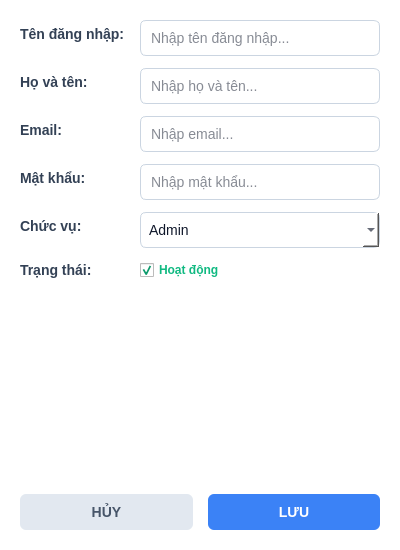
First picture: the form in src/gui/user_dialog.ui, repository letrankhang/Supermarket_Manager, before the edit.
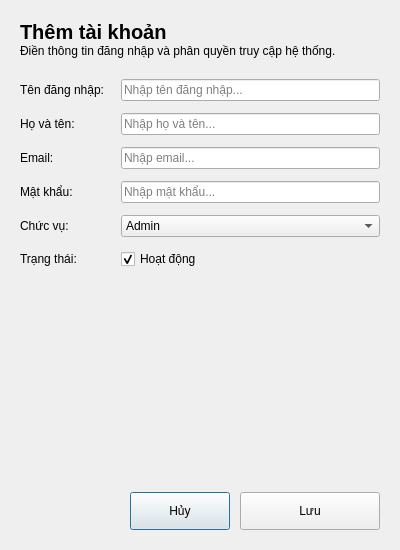
Second picture: the form after the edit. Icons and pictures are not drawn.

Commit message: style: optimize UI theme

Diff of the .ui file:
```diff
--- a/src/gui/user_dialog.ui
+++ b/src/gui/user_dialog.ui
@@ -14,58 +14,507 @@
    <string>Thêm tài khoản</string>
   </property>
   <property name="styleSheet">
-   <string>/* QSS gốc từ RetailPro ERP */
-QDialog {
+   <string notr="true">QDialog#UserDialog {
     background-color: #ffffff;
+    color: #0f172a;
+    font-family: &quot;Segoe UI&quot;, Arial, sans-serif;
 }
-
+QWidget {
+    font-family: &quot;Segoe UI&quot;, Arial, sans-serif;
+}
 QLabel {
-    font-weight: bold;
-    color: #334155;
-    font-size: 14px;
+    background-color: transparent;
+    border: none;
+    color: #0f172a;
 }
 
-QLineEdit, QComboBox {
+QLineEdit,
+QComboBox,
+QDateEdit,
+QSpinBox,
+QDoubleSpinBox {
     background-color: #ffffff;
+    border: 1px solid #e2e8f0;
+    border-radius: 8px;
+    padding: 0px 12px;
+    min-height: 38px;
+    font-size: 13px;
+    color: #0f172a;
+    selection-background-color: #1d4ed8;
+    selection-color: #ffffff;
+}
+QTextEdit {
+    background-color: #ffffff;
+    border: 1px solid #e2e8f0;
+    border-radius: 8px;
+    padding: 8px 10px;
+    font-size: 13px;
+    color: #0f172a;
+    selection-background-color: #1d4ed8;
+    selection-color: #ffffff;
+}
+QLineEdit:hover,
+QComboBox:hover,
+QDateEdit:hover,
+QSpinBox:hover,
+QDoubleSpinBox:hover,
+QTextEdit:hover {
     border: 1px solid #cbd5e1;
-    border-radius: 6px;
-    padding: 8px;
-    font-size: 14px;
-    color: #0f172a;
 }
-
-QLineEdit:focus, QComboBox:focus {
-    border: 1px solid #3b82f6;
+QLineEdit:focus,
+QComboBox:focus,
+QDateEdit:focus,
+QSpinBox:focus,
+QDoubleSpinBox:focus,
+QTextEdit:focus {
+    border: 1px solid #1d4ed8;
 }
-
-QLineEdit:disabled {
+QLineEdit:disabled,
+QComboBox:disabled,
+QDateEdit:disabled,
+QSpinBox:disabled,
+QDoubleSpinBox:disabled {
+    background-color: #f8fafc;
+    color: #94a3b8;
+}
+QComboBox::drop-down {
+    subcontrol-origin: padding;
+    subcontrol-position: center right;
+    border: none;
+    background-color: transparent;
+    width: 26px;
+}
+QComboBox::down-arrow {
+    image: url(assets/images/chevron-down.png);
+    width: 10px;
+    height: 10px;
+}
+QComboBox::down-arrow:on {
+    image: url(assets/images/chevron-up.png);
+}
+QComboBox QAbstractItemView {
+    background-color: #ffffff;
+    border: 1px solid #e2e8f0;
+    border-radius: 8px;
+    padding: 4px;
+    outline: none;
+    selection-background-color: #eff6ff;
+    selection-color: #1d4ed8;
+}
+QSpinBox::up-button,
+QSpinBox::down-button,
+QDoubleSpinBox::up-button,
+QDoubleSpinBox::down-button,
+QDateEdit::up-button,
+QDateEdit::down-button {
+    subcontrol-origin: border;
+    width: 20px;
+    border: none;
+    background-color: transparent;
+}
+QSpinBox::up-button,
+QDoubleSpinBox::up-button,
+QDateEdit::up-button {
+    subcontrol-position: top right;
+}
+QSpinBox::down-button,
+QDoubleSpinBox::down-button,
+QDateEdit::down-button {
+    subcontrol-position: bottom right;
+}
+QSpinBox::up-button:hover,
+QSpinBox::down-button:hover,
+QDoubleSpinBox::up-button:hover,
+QDoubleSpinBox::down-button:hover,
+QDateEdit::up-button:hover,
+QDateEdit::down-button:hover {
     background-color: #f1f5f9;
-    color: #64748b;
+}
+QSpinBox::up-arrow,
+QDoubleSpinBox::up-arrow,
+QDateEdit::up-arrow {
+    image: url(assets/images/chevron-up.png);
+    width: 9px;
+    height: 9px;
+}
+QSpinBox::down-arrow,
+QDoubleSpinBox::down-arrow,
+QDateEdit::down-arrow {
+    image: url(assets/images/chevron-down.png);
+    width: 9px;
+    height: 9px;
+}
+QCheckBox {
+    background-color: transparent;
+    color: #334155;
+    font-size: 13px;
+    font-weight: bold;
+    spacing: 8px;
+}
+QCheckBox::indicator {
+    width: 16px;
+    height: 16px;
+    border: 1px solid #cbd5e1;
+    border-radius: 4px;
+    background-color: #ffffff;
+}
+QCheckBox::indicator:hover {
+    border: 1px solid #1d4ed8;
+}
+QCheckBox::indicator:checked {
+    background-color: #1d4ed8;
+    border: 1px solid #1d4ed8;
 }
 
 QPushButton {
+    background-color: #ffffff;
+    color: #64748b;
+    border: 1px solid #e2e8f0;
+    border-radius: 8px;
+    padding: 0px 16px;
+    min-height: 38px;
+    font-size: 12px;
     font-weight: bold;
+}
+QPushButton:hover {
+    background-color: #eff6ff;
+    color: #1d4ed8;
+    border: 1px solid #1d4ed8;
+}
+QPushButton:pressed {
+    background-color: #dbeafe;
+}
+QPushButton:disabled {
+    background-color: #f8fafc;
+    color: #cbd5e1;
+    border: 1px solid #e2e8f0;
+}
+QPushButton#RowActionButton {
+    background-color: transparent;
+    border: none;
     border-radius: 6px;
-    padding: 10px;
-    font-size: 14px;
+    padding: 0px;
+    min-width: 28px;
+    max-width: 28px;
+    min-height: 28px;
+    max-height: 28px;
+}
+QPushButton#RowActionButton:hover {
+    background-color: #eff6ff;
+}
+QPushButton#RowActionButton:pressed {
+    background-color: #dbeafe;
+}
+
+QTableWidget {
+    background-color: transparent;
+    border: none;
+    gridline-color: #f1f5f9;
+    font-size: 13px;
+    color: #334155;
+    outline: none;
+}
+QTableWidget::item {
+    padding: 8px;
+    border-bottom: 1px solid #f1f5f9;
+}
+QTableWidget::item:selected {
+    background-color: #eff6ff;
+    color: #1d4ed8;
+}
+QHeaderView {
+    background-color: #f8fafc;
+    border: none;
+    border-bottom: 1px solid #e2e8f0;
+}
+QHeaderView::section {
+    background-color: #f8fafc;
+    color: #64748b;
+    font-size: 11px;
+    font-weight: 700;
+    padding: 10px 8px;
+    border: none;
+    border-bottom: 1px solid #e2e8f0;
+}
+QTableCornerButton::section {
+    background-color: #f8fafc;
+    border: none;
+}
+
+QLabel[badge=&quot;info&quot;] {
+    background-color: #dbeafe;
+    color: #1d4ed8;
+    border-radius: 6px;
+    padding: 3px 10px;
+    font-size: 11px;
+    font-weight: 700;
+}
+QLabel[badge=&quot;success&quot;] {
+    background-color: #d1fae5;
+    color: #059669;
+    border-radius: 6px;
+    padding: 3px 10px;
+    font-size: 11px;
+    font-weight: 700;
+}
+QLabel[badge=&quot;warning&quot;] {
+    background-color: #ffedd5;
+    color: #ea580c;
+    border-radius: 6px;
+    padding: 3px 10px;
+    font-size: 11px;
+    font-weight: 700;
+}
+QLabel[badge=&quot;danger&quot;] {
+    background-color: #fee2e2;
+    color: #dc2626;
+    border-radius: 6px;
+    padding: 3px 10px;
+    font-size: 11px;
+    font-weight: 700;
+}
+QLabel[badge=&quot;neutral&quot;] {
+    background-color: #e2e8f0;
+    color: #64748b;
+    border-radius: 6px;
+    padding: 3px 10px;
+    font-size: 11px;
+    font-weight: 700;
+}
+QLabel[badge=&quot;violet&quot;] {
+    background-color: #ede9fe;
+    color: #6d28d9;
+    border-radius: 6px;
+    padding: 3px 10px;
+    font-size: 11px;
+    font-weight: 700;
+}
+QLabel[trend=&quot;up&quot;] {
+    background-color: #ecfdf5;
+    color: #059669;
+    border-radius: 4px;
+    padding: 2px 6px;
+    font-size: 11px;
+    font-weight: 700;
+}
+QLabel[trend=&quot;down&quot;] {
+    background-color: #fef2f2;
+    color: #dc2626;
+    border-radius: 4px;
+    padding: 2px 6px;
+    font-size: 11px;
+    font-weight: 700;
+}
+QLabel[trend=&quot;flat&quot;] {
+    background-color: #f1f5f9;
+    color: #64748b;
+    border-radius: 4px;
+    padding: 2px 6px;
+    font-size: 11px;
+    font-weight: 700;
+}
+QLabel[state=&quot;up&quot;] {
+    color: #10b981;
+    font-weight: bold;
+}
+QLabel[state=&quot;down&quot;] {
+    color: #ef4444;
+    font-weight: bold;
+}
+QLabel[state=&quot;flat&quot;] {
+    color: #64748b;
+    font-weight: bold;
+}
+QLabel[state=&quot;warning&quot;] {
+    color: #eab308;
+    font-weight: bold;
+}
+QLabel[state=&quot;safe&quot;] {
+    color: #10b981;
+}
+
+QScrollArea {
+    background-color: transparent;
+    border: none;
+}
+QScrollArea &gt; QWidget &gt; QWidget {
+    background-color: transparent;
+}
+QAbstractScrollArea::viewport {
+    background-color: transparent;
+}
+QScrollBar:vertical {
+    background-color: transparent;
+    width: 10px;
+    margin: 0px;
+    border: none;
+}
+QScrollBar::handle:vertical {
+    background-color: #cbd5e1;
+    min-height: 35px;
+    border-radius: 5px;
+}
+QScrollBar::handle:vertical:hover {
+    background-color: #94a3b8;
+}
+QScrollBar::handle:vertical:pressed {
+    background-color: #64748b;
+}
+QScrollBar::add-line:vertical,
+QScrollBar::sub-line:vertical {
+    height: 0px;
+    width: 0px;
+    background: transparent;
+    border: none;
+}
+QScrollBar::up-arrow:vertical,
+QScrollBar::down-arrow:vertical {
+    width: 0px;
+    height: 0px;
+    background: transparent;
+    border: none;
+}
+QScrollBar::add-page:vertical,
+QScrollBar::sub-page:vertical {
+    background: transparent;
+}
+QScrollBar:horizontal {
+    background-color: transparent;
+    height: 10px;
+    margin: 0px;
+    border: none;
+}
+QScrollBar::handle:horizontal {
+    background-color: #cbd5e1;
+    min-width: 35px;
+    border-radius: 5px;
+}
+QScrollBar::handle:horizontal:hover {
+    background-color: #94a3b8;
+}
+QScrollBar::handle:horizontal:pressed {
+    background-color: #64748b;
+}
+QScrollBar::add-line:horizontal,
+QScrollBar::sub-line:horizontal {
+    width: 0px;
+    height: 0px;
+    background: transparent;
+    border: none;
+}
+QScrollBar::left-arrow:horizontal,
+QScrollBar::right-arrow:horizontal {
+    width: 0px;
+    height: 0px;
+    background: transparent;
+    border: none;
+}
+QScrollBar::add-page:horizontal,
+QScrollBar::sub-page:horizontal {
+    background: transparent;
+}
+
+QMenu {
+    background-color: #ffffff;
+    border: 1px solid #e2e8f0;
+    border-radius: 8px;
+    padding: 6px;
+}
+QMenu::item {
+    background-color: transparent;
+    color: #334155;
+    border-radius: 6px;
+    padding: 7px 18px;
+    font-size: 13px;
+}
+QMenu::item:selected {
+    background-color: #eff6ff;
+    color: #1d4ed8;
+}
+QMenu::separator {
+    height: 1px;
+    background-color: #e2e8f0;
+    margin: 6px 4px;
+}
+
+QLabel#lblHeaderTitle {
+    color: #0f172a;
+    padding: 0px;
+    margin: 0px;
+}
+
+QLabel#lblHeaderSubtitle {
+    color: #6b7280;
+    font-size: 12px;
+    font-weight: normal;
+    margin-top: 4px;
+}
+
+QLabel#lblUsername,
+QLabel#lblFullName,
+QLabel#lblEmail,
+QLabel#lblPassword,
+QLabel#lblRole,
+QLabel#lblStatus {
+    color: #64748b;
+    font-size: 12px;
+    font-weight: 600;
+}
+
+/* O tich trang thai: hinh tron, tich vao thi ca o lan chu deu xanh la */
+QCheckBox#chkStatus {
+    color: #64748b;
+    font-size: 13px;
+    font-weight: 600;
+    spacing: 8px;
+}
+QCheckBox#chkStatus::indicator {
+    width: 18px;
+    height: 18px;
+    border: 1px solid #cbd5e1;
+    border-radius: 9px;
+    background-color: #ffffff;
+}
+QCheckBox#chkStatus::indicator:hover {
+    border: 1px solid #059669;
+}
+QCheckBox#chkStatus::indicator:checked {
+    background-color: #059669;
+    border: 1px solid #059669;
+    image: url(assets/images/check-white.png);
+}
+QCheckBox#chkStatus:checked {
+    color: #059669;
+}
+QCheckBox#chkStatus:!checked {
+    color: #dc2626;
 }
 
 QPushButton#btnSave {
-    background-color: #3b82f6;
-    color: white;
+    background-color: #1d4ed8;
+    color: #ffffff;
+    border: none;
+    border-radius: 8px;
+    padding: 0px 20px;
+    min-height: 38px;
+    font-size: 13px;
+    font-weight: 700;
 }
-QPushButton#btnSave:hover { background-color: #2563eb; }
-
-QPushButton#btnCancel {
-    background-color: #e2e8f0;
-    color: #475569;
+QPushButton#btnSave:hover {
+    background-color: #1e3a8a;
 }
-QPushButton#btnCancel:hover { background-color: #cbd5e1; }
+QPushButton#btnSave:pressed {
+    background-color: #1e40af;
+}
+QPushButton#btnSave:disabled {
+    background-color: #cbd5e1;
+    color: #f8fafc;
+}
 </string>
   </property>
   <layout class="QVBoxLayout" name="verticalLayout">
    <property name="spacing">
-    <number>15</number>
+    <number>16</number>
    </property>
    <property name="leftMargin">
     <number>20</number>
@@ -79,8 +528,48 @@
    <property name="bottomMargin">
     <number>20</number>
    </property>
+   <item>
+    <layout class="QHBoxLayout" name="horizontalLayout_header">
+     <item>
+      <layout class="QVBoxLayout" name="verticalLayout_header">
+       <property name="spacing">
+        <number>0</number>
+       </property>
+       <property name="bottomMargin">
+        <number>5</number>
+       </property>
+       <item>
+        <widget class="QLabel" name="lblHeaderTitle">
+         <property name="font">
+          <font>
+           <pointsize>15</pointsize>
+           <bold>true</bold>
+          </font>
+         </property>
+         <property name="text">
+          <string>Thêm tài khoản</string>
+         </property>
+        </widget>
+       </item>
+       <item>
+        <widget class="QLabel" name="lblHeaderSubtitle">
+         <property name="wordWrap">
+          <bool>true</bool>
+         </property>
+         <property name="text">
+          <string>Điền thông tin đăng nhập và phân quyền truy cập hệ thống.</string>
+         </property>
+        </widget>
+       </item>
+      </layout>
+     </item>
+    </layout>
+   </item>
    <item>
     <layout class="QFormLayout" name="formLayout">
+     <property name="labelAlignment">
+      <set>Qt::AlignmentFlag::AlignLeading|Qt::AlignmentFlag::AlignLeft|Qt::AlignmentFlag::AlignVCenter</set>
+     </property>
      <property name="verticalSpacing">
       <number>12</number>
      </property>
@@ -178,9 +667,6 @@
      </item>
      <item row="5" column="1">
       <widget class="QCheckBox" name="chkStatus">
-       <property name="styleSheet">
-        <string>QCheckBox { color: #10b981; font-weight: bold; }</string>
-       </property>
        <property name="text">
         <string>Hoạt động</string>
        </property>
@@ -199,24 +685,58 @@
      <property name="sizeHint" stdset="0">
       <size>
        <width>20</width>
-       <height>40</height>
+       <height>0</height>
       </size>
      </property>
     </spacer>
    </item>
    <item>
     <layout class="QHBoxLayout" name="horizontalLayout">
+     <property name="spacing">
+      <number>10</number>
+     </property>
+     <item>
+      <spacer name="horizontalSpacer_bottom">
+       <property name="orientation">
+        <enum>Qt::Horizontal</enum>
+       </property>
+       <property name="sizeHint" stdset="0">
+        <size>
+         <width>0</width>
+         <height>0</height>
+        </size>
+       </property>
+      </spacer>
+     </item>
      <item>
       <widget class="QPushButton" name="btnCancel">
+       <property name="minimumSize">
+        <size>
+         <width>100</width>
+         <height>38</height>
+        </size>
+       </property>
+       <property name="cursor">
+        <cursorShape>PointingHandCursor</cursorShape>
+       </property>
        <property name="text">
-        <string>HỦY</string>
+        <string>Hủy</string>
        </property>
       </widget>
      </item>
      <item>
       <widget class="QPushButton" name="btnSave">
+       <property name="minimumSize">
+        <size>
+         <width>140</width>
+         <height>38</height>
+        </size>
+       </property>
+       <property name="cursor">
+        <cursorShape>PointingHandCursor</cursorShape>
+       </property>
        <property name="text">
-        <string>LƯU</string>
+        <string>Lưu</string>
        </property>
       </widget>
      </item>
```
The commit also changes 159 other files.
